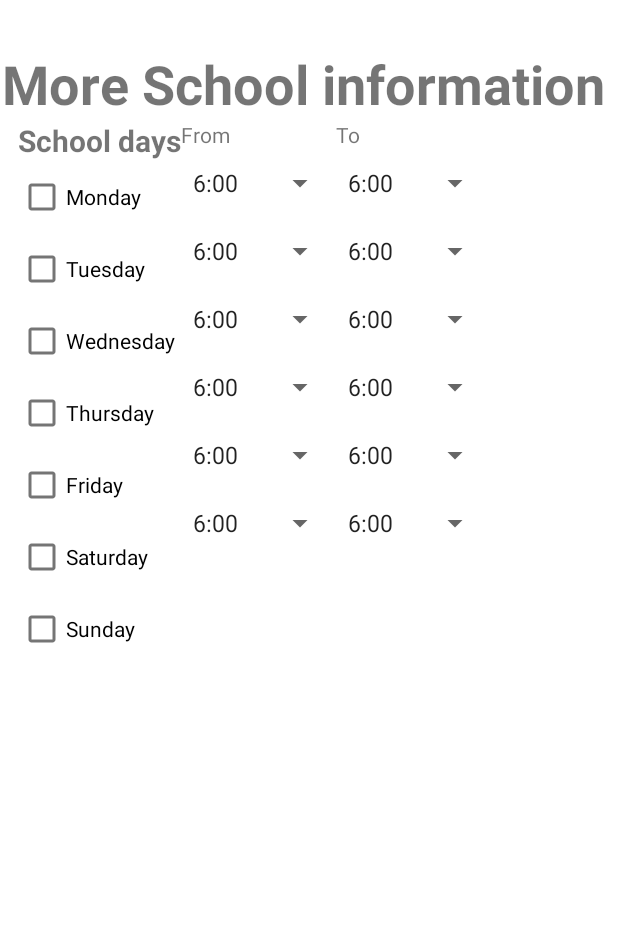
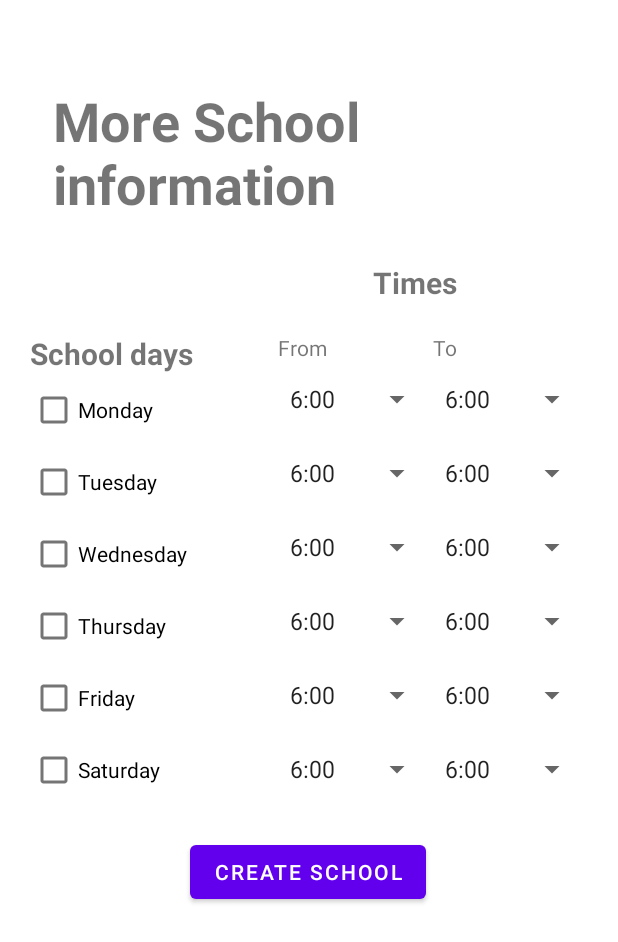
Before and after one commit to GADS2022-EduTeam14/Student-Staff-Attendance-System, an Android app: the layout activity_add_school_complete.xml on its own in the app's theme, with its tools: preview values and no code run, on a phone screen of 412 x 824 dp. Shown: the top 942 px of the screen. Run offline under Robolectric (Android 15) with nearby library versions, the phone set to English and light mode, and no system bars.

Commit message:
Icon updates Margin updates

```diff
--- a/app/src/main/java/com/andela/eduteam14/android_app/core/ui/onboarding/screens/ThirdScreenFragment.kt
+++ b/app/src/main/java/com/andela/eduteam14/android_app/core/ui/onboarding/screens/ThirdScreenFragment.kt
@@ -1,5 +1,6 @@
 package com.andela.eduteam14.android_app.core.ui.onboarding.screens
 
+import android.content.Intent
 import android.os.Bundle
 import androidx.fragment.app.Fragment
 import android.view.LayoutInflater
@@ -8,6 +9,7 @@ import android.view.ViewGroup
 import android.widget.TextView
 import androidx.viewpager2.widget.ViewPager2
 import com.andela.eduteam14.android_app.R
+import com.andela.eduteam14.android_app.core.ui.onboarding.Onboarding
 
 class ThirdScreenFragment : Fragment() {
 
@@ -22,11 +24,13 @@ class ThirdScreenFragment : Fragment() {
 
         view.findViewById<TextView>(R.id.next3).setOnClickListener {
             //This should navigate to the next page
+
+            //viewPager?.currentItem = 0
             //Use the findNaveController
-            viewPager?.currentItem = 0
         }
 
         return view
     }
 
+
 }
--- a/app/src/main/res/layout/activity_add_organization.xml
+++ b/app/src/main/res/layout/activity_add_organization.xml
@@ -21,7 +21,7 @@
             android:id="@+id/iv_AddOrg"
             android:layout_width="281dp"
             android:layout_height="93dp"
-            app:srcCompat="@drawable/business_deal_handshake_circle"
+            app:srcCompat="@drawable/pencil_bucket"
             tools:layout_editor_absoluteX="131dp"
             tools:layout_editor_absoluteY="96dp" />
 
--- a/app/src/main/res/layout/activity_add_school.xml
+++ b/app/src/main/res/layout/activity_add_school.xml
@@ -20,7 +20,7 @@
             android:id="@+id/imageView4"
             android:layout_width="314dp"
             android:layout_height="98dp"
-            app:srcCompat="@drawable/study_owl"
+            app:srcCompat="@drawable/pencil_bucket"
             tools:layout_editor_absoluteX="131dp"
             tools:layout_editor_absoluteY="96dp" />
 
--- a/app/src/main/res/layout/activity_add_school_complete.xml
+++ b/app/src/main/res/layout/activity_add_school_complete.xml
@@ -6,41 +6,29 @@
     android:layout_height="match_parent"
     tools:context=".core.ui.addschool.AddSchoolCompleteActivity">
 
-    <LinearLayout
-        android:id="@+id/linearLayout"
-        android:layout_width="0dp"
-        android:layout_height="0dp"
-        android:layout_marginStart="1dp"
-        android:layout_marginTop="1dp"
-        android:layout_marginEnd="1dp"
-        android:layout_marginBottom="1dp"
-        android:orientation="vertical"
-        app:layout_constraintBottom_toBottomOf="parent"
-        app:layout_constraintEnd_toEndOf="parent"
-        app:layout_constraintStart_toStartOf="parent"
-        app:layout_constraintTop_toTopOf="parent">
-
     <TextView
         android:id="@+id/textView"
         android:layout_width="match_parent"
         android:layout_height="wrap_content"
-            android:layout_marginTop="30dp"
+        android:layout_marginTop="56dp"
+        android:layout_marginRight="35dp"
+        android:layout_marginLeft="35dp"
         android:text="More School information"
         android:textSize="36sp"
-            android:textStyle="bold" />
+        android:textStyle="bold"
+        app:layout_constraintEnd_toEndOf="parent"
+        app:layout_constraintStart_toStartOf="parent"
+        app:layout_constraintTop_toTopOf="parent" />
 
     <LinearLayout
-            android:layout_width="match_parent"
-            android:layout_height="match_parent"
-            android:layout_marginLeft="5dp"
-            android:layout_marginRight="5dp"
-            android:orientation="horizontal">
-
-            <LinearLayout
-                android:layout_width="wrap_content"
+        android:id="@+id/linearLayout"
+        android:layout_width="123dp"
         android:layout_height="wrap_content"
-                android:layout_marginLeft="5dp"
-                android:orientation="vertical">
+        android:layout_marginLeft="20dp"
+        android:layout_marginTop="20dp"
+        android:orientation="vertical"
+        app:layout_constraintStart_toStartOf="parent"
+        app:layout_constraintTop_toBottomOf="@+id/textView3">
 
 
         <TextView
@@ -54,44 +42,38 @@
         <CheckBox
             android:id="@+id/cbx_Monday"
             android:layout_width="match_parent"
-                    android:layout_height="wrap_content"
+            android:layout_height="48dp"
             android:text="Monday" />
 
         <CheckBox
             android:id="@+id/cbx_Tuesday"
             android:layout_width="match_parent"
-                    android:layout_height="wrap_content"
+            android:layout_height="48dp"
             android:text="Tuesday" />
 
         <CheckBox
             android:id="@+id/cbx_Wednesday"
             android:layout_width="match_parent"
-                    android:layout_height="wrap_content"
+            android:layout_height="48dp"
             android:text="Wednesday" />
 
         <CheckBox
             android:id="@+id/cbx_Thursday"
             android:layout_width="match_parent"
-                    android:layout_height="wrap_content"
+            android:layout_height="48dp"
             android:text="Thursday" />
 
         <CheckBox
             android:id="@+id/cbx_Friday"
             android:layout_width="match_parent"
-                    android:layout_height="wrap_content"
+            android:layout_height="48dp"
             android:text="Friday" />
 
         <CheckBox
             android:id="@+id/cbx_Saturday"
             android:layout_width="match_parent"
-                    android:layout_height="wrap_content"
+            android:layout_height="48dp"
             android:text="Saturday" />
-
-                <CheckBox
-                    android:id="@+id/cbx_Sunday"
-                    android:layout_width="match_parent"
-                    android:layout_height="wrap_content"
-                    android:text="Sunday" />
 
     </LinearLayout>
 
@@ -99,14 +81,17 @@
     <LinearLayout
         android:layout_width="wrap_content"
         android:layout_height="wrap_content"
-                android:orientation="horizontal">
+        android:layout_marginRight="20dp"
+        android:orientation="horizontal"
+        app:layout_constraintEnd_toEndOf="parent"
+        app:layout_constraintTop_toTopOf="@+id/linearLayout">
 
 
         <LinearLayout
             android:layout_width="wrap_content"
             android:layout_height="wrap_content"
-                    android:orientation="vertical"
-                    android:gravity="left">
+            android:gravity="left"
+            android:orientation="vertical">
 
 
             <TextView
@@ -116,39 +101,39 @@
                 android:text="From" />
 
             <Spinner
-                        android:id="@+id/spinner2"
+                android:id="@+id/spn_mon_frm"
                 android:layout_width="match_parent"
-                        android:layout_height="45dp"
+                android:layout_height="49dp"
                 android:entries="@array/SchoolTimes" />
 
             <Spinner
-                        android:id="@+id/spinner3"
+                android:id="@+id/spn_tues_frm"
                 android:layout_width="match_parent"
-                        android:layout_height="45dp"
+                android:layout_height="49dp"
                 android:entries="@array/SchoolTimes" />
 
             <Spinner
-                        android:id="@+id/spinner4"
+                android:id="@+id/spn_wed_frm"
                 android:layout_width="match_parent"
-                        android:layout_height="45dp"
+                android:layout_height="49dp"
                 android:entries="@array/SchoolTimes" />
 
             <Spinner
-                        android:id="@+id/spinner5"
+                android:id="@+id/spn_thurs_frm"
                 android:layout_width="match_parent"
-                        android:layout_height="45dp"
+                android:layout_height="49dp"
                 android:entries="@array/SchoolTimes" />
 
             <Spinner
-                        android:id="@+id/spinner6"
+                android:id="@+id/spn_fri_frm"
                 android:layout_width="match_parent"
-                        android:layout_height="45dp"
+                android:layout_height="49dp"
                 android:entries="@array/SchoolTimes" />
 
             <Spinner
-                        android:id="@+id/spinner7"
+                android:id="@+id/spn_sat_frm"
                 android:layout_width="match_parent"
-                        android:layout_height="45dp"
+                android:layout_height="49dp"
                 android:entries="@array/SchoolTimes" />
 
 
@@ -162,45 +147,45 @@
 
 
             <TextView
-                        android:id="@+id/textView4"
+                android:id="@+id/textView5"
                 android:layout_width="match_parent"
                 android:layout_height="wrap_content"
                 android:text="To" />
 
             <Spinner
-                        android:id="@+id/spinner2"
+                android:id="@+id/spn_mon_to"
                 android:layout_width="match_parent"
-                        android:layout_height="45dp"
+                android:layout_height="49dp"
                 android:entries="@array/SchoolTimes" />
 
             <Spinner
-                        android:id="@+id/spinner3"
+                android:id="@+id/spn_tues_to"
                 android:layout_width="match_parent"
-                        android:layout_height="45dp"
+                android:layout_height="49dp"
                 android:entries="@array/SchoolTimes" />
 
             <Spinner
-                        android:id="@+id/spinner4"
+                android:id="@+id/spn_wed_to"
                 android:layout_width="match_parent"
-                        android:layout_height="45dp"
+                android:layout_height="49dp"
                 android:entries="@array/SchoolTimes" />
 
             <Spinner
-                        android:id="@+id/spinner5"
+                android:id="@+id/spn_thurs_to"
                 android:layout_width="match_parent"
-                        android:layout_height="45dp"
+                android:layout_height="49dp"
                 android:entries="@array/SchoolTimes" />
 
             <Spinner
-                        android:id="@+id/spinner6"
+                android:id="@+id/spn_fri_to"
                 android:layout_width="match_parent"
-                        android:layout_height="45dp"
+                android:layout_height="49dp"
                 android:entries="@array/SchoolTimes" />
 
             <Spinner
-                        android:id="@+id/spinner7"
+                android:id="@+id/spn_sat_to"
                 android:layout_width="match_parent"
-                        android:layout_height="45dp"
+                android:layout_height="49dp"
                 android:entries="@array/SchoolTimes" />
 
 
@@ -208,8 +193,28 @@
 
     </LinearLayout>
 
+    <TextView
+        android:id="@+id/textView3"
+        android:layout_width="wrap_content"
+        android:layout_height="wrap_content"
+        android:layout_marginTop="28dp"
+        android:text="Times"
+        android:textStyle="bold"
+        android:textSize="20sp"
+        app:layout_constraintEnd_toEndOf="parent"
+        app:layout_constraintHorizontal_bias="0.698"
+        app:layout_constraintStart_toStartOf="parent"
+        app:layout_constraintTop_toBottomOf="@+id/textView" />
 
+    <Button
+        android:id="@+id/button4"
+        android:layout_width="wrap_content"
+        android:layout_height="wrap_content"
+        android:layout_marginTop="20dp"
+        android:text="Create School"
+        app:layout_constraintEnd_toEndOf="parent"
+        app:layout_constraintHorizontal_bias="0.498"
+        app:layout_constraintStart_toStartOf="parent"
+        app:layout_constraintTop_toBottomOf="@+id/linearLayout" />
 
-        </LinearLayout>
-    </LinearLayout>
 </androidx.constraintlayout.widget.ConstraintLayout>
--- a/app/src/main/res/layout/activity_join_organization.xml
+++ b/app/src/main/res/layout/activity_join_organization.xml
@@ -15,8 +15,8 @@
             android:id="@+id/imageView5"
             android:layout_width="match_parent"
             android:layout_height="wrap_content"
-            app:srcCompat="@drawable/notebook"
-            android:layout_marginTop="20dp"/>
+            android:layout_marginTop="20dp"
+            app:srcCompat="@drawable/pencil_bucket" />
 
         <TextView
             android:id="@+id/tv_joinorganization"
```
Also changed, not shown: app/src/main/res/layout/fragment_first_screen.xml (+10 -9 lines), app/src/main/res/layout/fragment_second_screen.xml (+16 -22 lines), app/src/main/res/layout/fragment_splash_screen.xml (deleted, +0 -40 lines), app/src/main/res/layout/fragment_third_screen.xml (+16 -27 lines), app/src/main/res/layout/fragment_view_pager.xml (+0 -7 lines), app/src/main/res/drawable/idea.png (added), app/src/main/res/drawable/idea_sharing.png (added), app/src/main/res/drawable/organization.png (added), app/src/main/res/drawable/pencil_bucket.png (added), app/src/main/res/drawable/product_ideas.png (added), app/src/main/res/drawable/teaching.png (added). Lines whose indentation alone changed are shown as unchanged.
